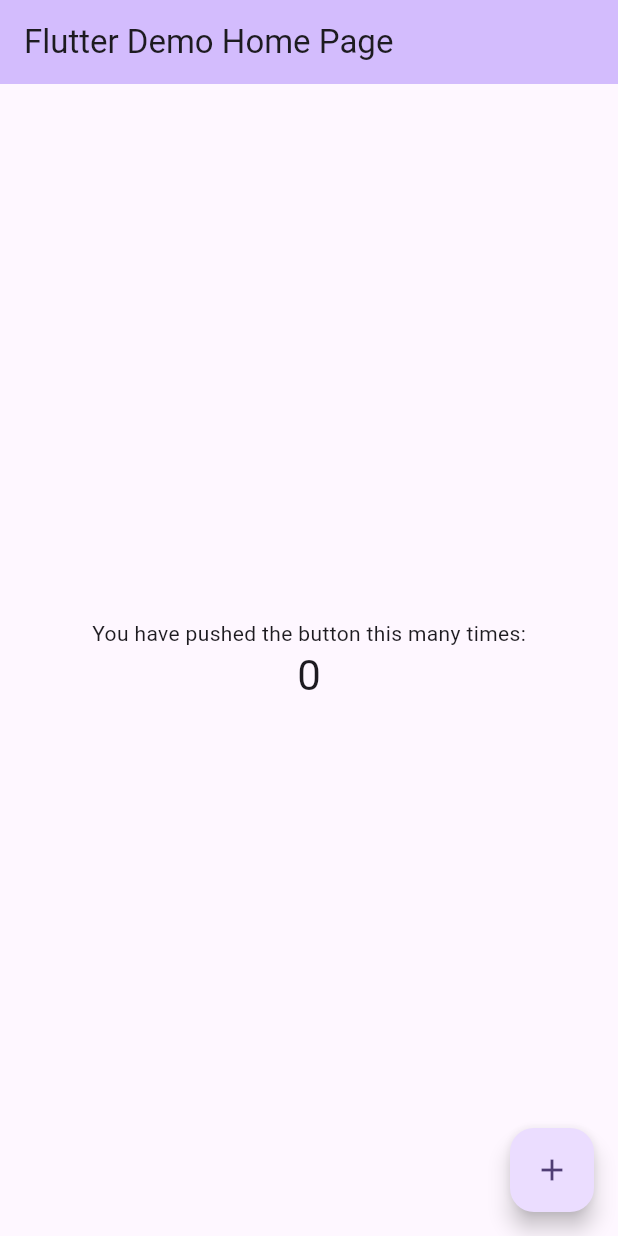
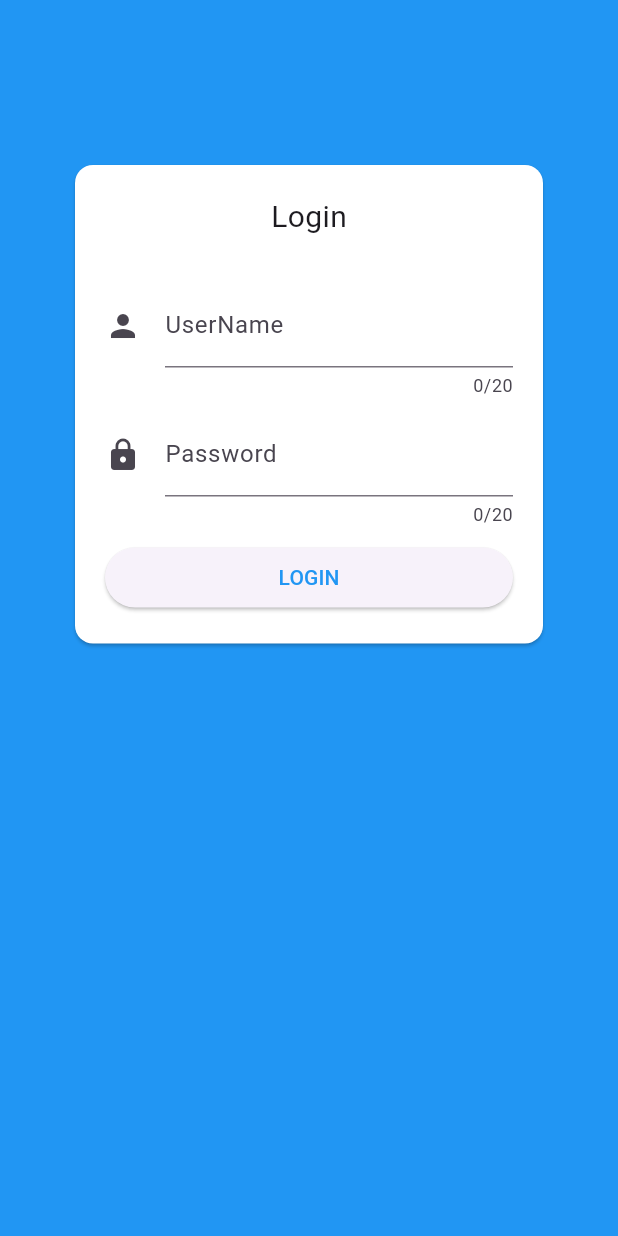
Before and after one commit to kongimi/git_test1, a Flutter app: the screen it shows after launch, on a phone screen of 412 x 824 dp. Run offline on Flutter 3.47's test engine with Material 3 defaults, Android fonts, the phone set to English and light mode, and no system bars.

Commit message:
add login page

```diff
--- /dev/null
+++ b/lib/login.dart
@@ -0,0 +1,141 @@
+import 'package:flutter/material.dart';
+
+class Login extends StatefulWidget {
+  const Login({super.key});
+
+  @override
+  State<Login> createState() => _LoginState();
+}
+
+class _LoginState extends State<Login> {
+  final validCharacters = RegExp(r'^[a-zA-Z0-9_\-=@,\.;]+$');
+
+  @override
+  Widget build(BuildContext context) {
+    return Scaffold(
+      body: Stack(
+        children: [
+          Container(
+            decoration: BoxDecoration(
+              color: Colors.blue,
+            ),
+          ),
+          ListView(
+            padding: EdgeInsets.only(
+              left: 30,
+              right: 30,
+              top: 30,
+            ),
+            children: [
+              _buildForm(),
+            ],
+          )
+        ],
+      ),
+    );
+  }
+
+  Widget _buildForm() => Card(
+        margin: const EdgeInsets.only(
+          top: 80,
+          right: 20,
+          left: 20,
+        ),
+        color: Colors.white,
+        child: Padding(
+          padding: const EdgeInsets.all(20),
+          child: Form(
+            child: Column(
+              children: <Widget>[
+                const Text(
+                  "Login",
+                  style: TextStyle(
+                    fontSize: 20,
+                  ),
+                ),
+                const SizedBox(height: 30),
+                _buildUserNameInput(),
+                const SizedBox(height: 10),
+                _buildPasswordInput(),
+                const SizedBox(height: 10),
+                _buildSubmitButton(),
+              ],
+            ),
+          ),
+        ),
+      );
+
+  Widget _buildUserNameInput() => TextFormField(
+        maxLength: 20,
+        decoration: const InputDecoration(
+          labelText: 'UserName',
+          icon: Icon(Icons.person),
+        ),
+        keyboardType: TextInputType.text,
+        validator: (value) {
+          if (value!.isEmpty) {
+            return "กรุณาใส่ user name";
+          } else if (!validCharacters.hasMatch(value)) {
+            return 'อย่าใส่ตัวอักษรพิเศษ';
+          }
+          return null;
+        },
+        onSaved: (value) {
+          // user.UserName = value!;
+        },
+        onFieldSubmitted: (String value) {
+          // FocusScope.of(context).requestFocus(passFocus);
+        },
+      );
+
+  Widget _buildPasswordInput() => TextFormField(
+        // focusNode: passFocus,
+        maxLength: 20,
+        decoration: const InputDecoration(
+          labelText: 'Password',
+          icon: Icon(Icons.lock),
+        ),
+        keyboardType: TextInputType.text,
+        validator: (value) {
+          if (value!.isEmpty) {
+            return "กรุณาใส่ รหัสผ่าน";
+          } else if (value.length < 6) {
+            return "กรุณาใส่รหัสให้มากกว่า 6 ตัว";
+          } else if (!validCharacters.hasMatch(value)) {
+            return 'อย่าใส่ตัวอักษรพิเศษ';
+          }
+          return null;
+        },
+        onSaved: (value) {
+          // user.Password = value!;
+        },
+        onFieldSubmitted: (String value) {
+          // FocusScope.of(context).requestFocus(passFocus2);
+        },
+        obscureText: true,
+      );
+
+  Widget _buildSubmitButton() => SizedBox(
+        // color: Colors.blue,
+        width: MediaQuery.of(context).size.width,
+        child: ElevatedButton(
+          // onPressed: _submit(),
+          onPressed: () {
+            // if (_formKey.currentState!.validate()) {
+            //   _formKey.currentState?.save();
+            //   authService.login(user: user).then((result) {
+            //     if (result == true) {
+            //       Navigator.pushReplacementNamed(context, '/home');
+            //     } else {
+            //       _showAlertDialog();
+            //     }
+            //   });
+            // }
+          },
+          child: Text(
+            "Login".toUpperCase(),
+            style: const TextStyle(color: Colors.blue),
+          ),
+        ),
+      );
+}
--- a/lib/main.dart
+++ b/lib/main.dart
@@ -1,4 +1,5 @@
 import 'package:flutter/material.dart';
+import 'package:git_test1/login.dart';
 
 void main() {
   runApp(const MyApp());
@@ -7,119 +8,12 @@
 class MyApp extends StatelessWidget {
   const MyApp({super.key});
 
-  // This widget is the root of your application.
   @override
   Widget build(BuildContext context) {
     return MaterialApp(
-      title: 'Flutter Demo',
-      theme: ThemeData(
-        // This is the theme of your application.
-        //
-        // TRY THIS: Try running your application with "flutter run". You'll see
-        // the application has a purple toolbar. Then, without quitting the app,
-        // try changing the seedColor in the colorScheme below to Colors.green
-        // and then invoke "hot reload" (save your changes or press the "hot
-        // reload" button in a Flutter-supported IDE, or press "r" if you used
-        // the command line to start the app).
-        //
-        // Notice that the counter didn't reset back to zero; the application
-        // state is not lost during the reload. To reset the state, use hot
-        // restart instead.
-        //
-        // This works for code too, not just values: Most code changes can be
-        // tested with just a hot reload.
-        colorScheme: ColorScheme.fromSeed(seedColor: Colors.deepPurple),
-        useMaterial3: true,
-      ),
-      home: const MyHomePage(title: 'Flutter Demo Home Page'),
+      title: 'Git Learning 1',
+      routes: {'/': (context) => const Login()},
+      initialRoute: '/',
     );
   }
 }
-
-class MyHomePage extends StatefulWidget {
-  const MyHomePage({super.key, required this.title});
-
-  // This widget is the home page of your application. It is stateful, meaning
-  // that it has a State object (defined below) that contains fields that affect
-  // how it looks.
-
-  // This class is the configuration for the state. It holds the values (in this
-  // case the title) provided by the parent (in this case the App widget) and
-  // used by the build method of the State. Fields in a Widget subclass are
-  // always marked "final".
-
-  final String title;
-
-  @override
-  State<MyHomePage> createState() => _MyHomePageState();
-}
-
-class _MyHomePageState extends State<MyHomePage> {
-  int _counter = 0;
-
-  void _incrementCounter() {
-    setState(() {
-      // This call to setState tells the Flutter framework that something has
-      // changed in this State, which causes it to rerun the build method below
-      // so that the display can reflect the updated values. If we changed
-      // _counter without calling setState(), then the build method would not be
-      // called again, and so nothing would appear to happen.
-      _counter++;
-    });
-  }
-
-  @override
-  Widget build(BuildContext context) {
-    // This method is rerun every time setState is called, for instance as done
-    // by the _incrementCounter method above.
-    //
-    // The Flutter framework has been optimized to make rerunning build methods
-    // fast, so that you can just rebuild anything that needs updating rather
-    // than having to individually change instances of widgets.
-    return Scaffold(
-      appBar: AppBar(
-        // TRY THIS: Try changing the color here to a specific color (to
-        // Colors.amber, perhaps?) and trigger a hot reload to see the AppBar
-        // change color while the other colors stay the same.
-        backgroundColor: Theme.of(context).colorScheme.inversePrimary,
-        // Here we take the value from the MyHomePage object that was created by
-        // the App.build method, and use it to set our appbar title.
-        title: Text(widget.title),
-      ),
-      body: Center(
-        // Center is a layout widget. It takes a single child and positions it
-        // in the middle of the parent.
-        child: Column(
-          // Column is also a layout widget. It takes a list of children and
-          // arranges them vertically. By default, it sizes itself to fit its
-          // children horizontally, and tries to be as tall as its parent.
-          //
-          // Column has various properties to control how it sizes itself and
-          // how it positions its children. Here we use mainAxisAlignment to
-          // center the children vertically; the main axis here is the vertical
-          // axis because Columns are vertical (the cross axis would be
-          // horizontal).
-          //
-          // TRY THIS: Invoke "debug painting" (choose the "Toggle Debug Paint"
-          // action in the IDE, or press "p" in the console), to see the
-          // wireframe for each widget.
-          mainAxisAlignment: MainAxisAlignment.center,
-          children: <Widget>[
-            const Text(
-              'You have pushed the button this many times:',
-            ),
-            Text(
-              '$_counter',
-              style: Theme.of(context).textTheme.headlineMedium,
-            ),
-          ],
-        ),
-      ),
-      floatingActionButton: FloatingActionButton(
-        onPressed: _incrementCounter,
-        tooltip: 'Increment',
-        child: const Icon(Icons.add),
-      ), // This trailing comma makes auto-formatting nicer for build methods.
-    );
-  }
-}
```
